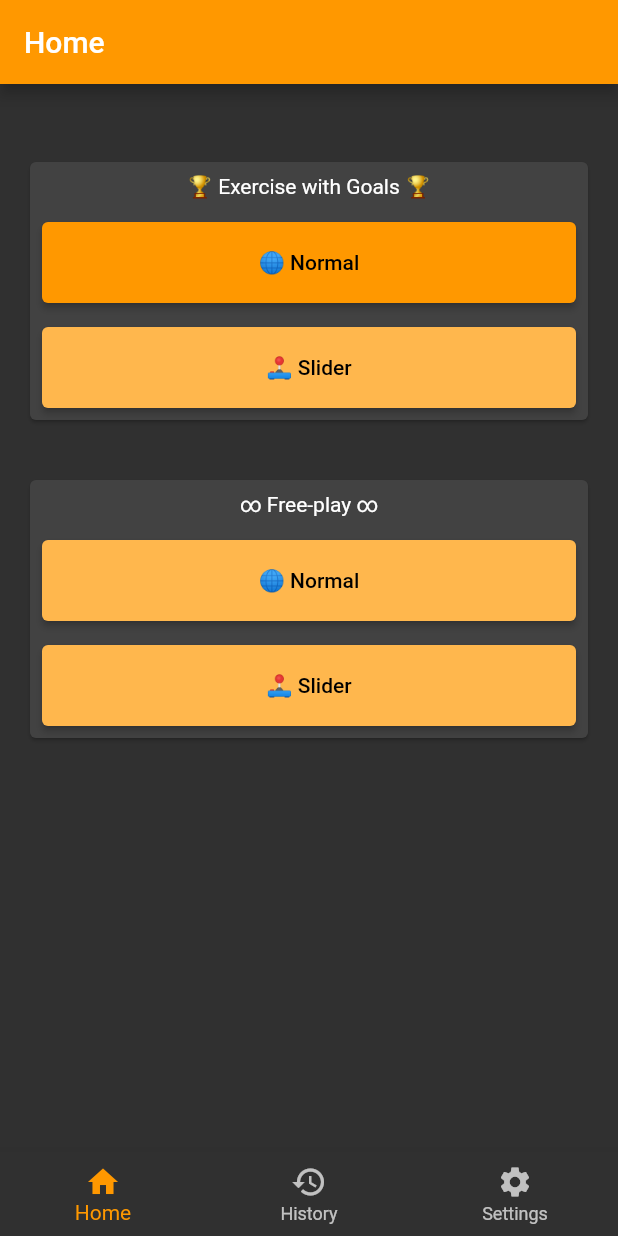
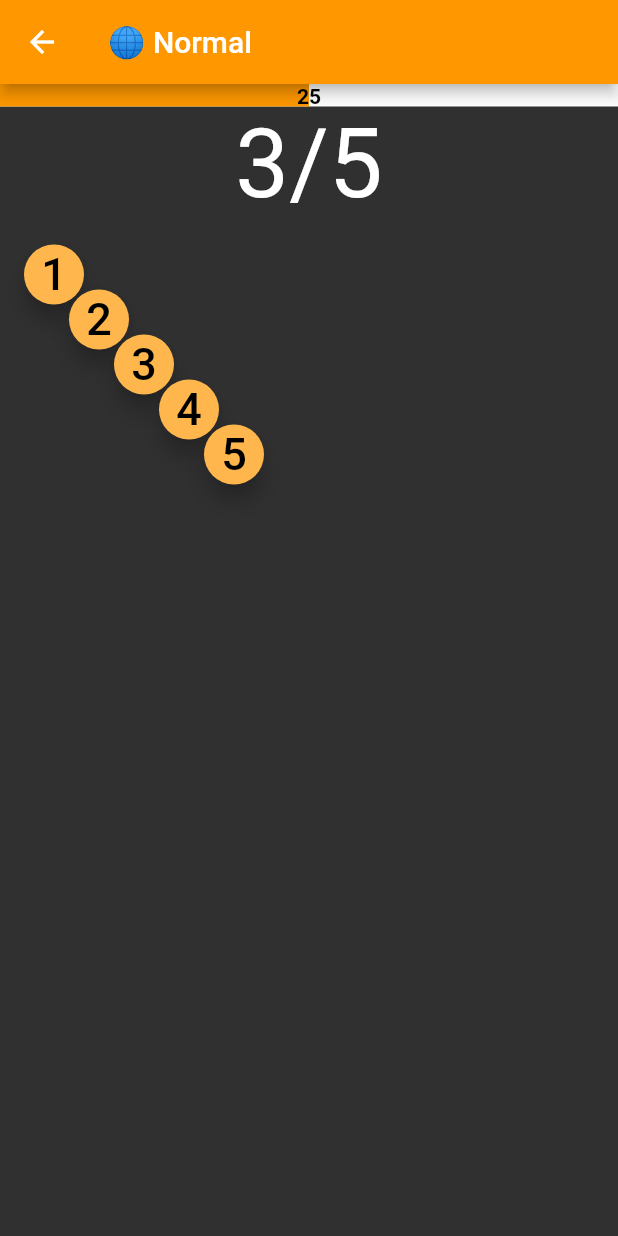
Before and after one commit to JohannesNicholas/stroke_rehab_flutter, a Flutter app: the screen it shows after launch, after a tap on "🌐 Normal", on a phone screen of 412 x 824 dp. Run offline on Flutter 3.47's test engine with Material 2 defaults, Android fonts, the phone set to English and light mode, and no system bars; our stand-ins replace cloud_firestore, firebase_core, image_picker, share_plus; accounts and stored records are empty.

Commit message:
Buttons now apear in game

```diff
--- a/lib/home_page.dart
+++ b/lib/home_page.dart
@@ -1,5 +1,7 @@
 import 'package:flutter/material.dart';
 import 'package:stroke_rehab/strings.dart';
+
+import 'normal_game.dart';
 
 class HomePage extends StatelessWidget {
   const HomePage({
@@ -31,7 +33,12 @@ class HomePage extends StatelessWidget {
                       child: Padding(
                         padding: const EdgeInsets.all(8.0),
                         child: ElevatedButton(
-                          onPressed: ((() {})),
+                          onPressed: ((() {
+                            Navigator.push(
+                                context,
+                                MaterialPageRoute(
+                                    builder: (context) => NormalGame()));
+                          })),
                           child: Text(
                             Strings.normalGameTitle,
                             style: TextStyle(color: Colors.black),
--- /dev/null
+++ b/lib/normal_game.dart
@@ -0,0 +1,109 @@
+import 'dart:async';
+
+import 'package:flutter/material.dart';
+import 'package:flutter/src/foundation/key.dart';
+import 'package:flutter/src/widgets/framework.dart';
+import 'package:stroke_rehab/record.dart';
+import 'package:stroke_rehab/strings.dart';
+
+class NormalGame extends StatefulWidget {
+  const NormalGame({Key? key}) : super(key: key);
+
+  @override
+  State<NormalGame> createState() => _NormalGameState();
+}
+
+class _NormalGameState extends State<NormalGame> {
+  List<NormalGameButtonData> buttons = [];
+
+  var numberOfButtons = 5;
+  var numberOfRounds = 5;
+  var randomOrder = true;
+  var highlightNextButton = true;
+  var buttonSize = 1;
+  var freePlay = false;
+  String documentID = "";
+  late Record recordData;
+  var nextNumber = 1;
+  var round = 0;
+  var timeLimit = 0;
+  Timer? timer;
+  String scoreText = "5/5";
+
+  @override
+  Widget build(BuildContext context) {
+    resetButtons();
+
+    return Scaffold(
+      appBar: AppBar(
+        title: Text(Strings.normalGameTitle),
+      ),
+      body: Column(
+        children: [
+          Stack(
+            children: [
+              LinearProgressIndicator(
+                value: 0.5,
+                minHeight: 15,
+              ),
+              Center(
+                child: Text(
+                  "25",
+                  style: TextStyle(
+                    fontWeight: FontWeight.bold,
+                    color: Colors.black,
+                  ),
+                ),
+              )
+            ],
+          ),
+          Text(
+            "3/5",
+            style: TextStyle(fontSize: 64),
+          ),
+          Expanded(
+            child: Padding(
+              padding: const EdgeInsets.all(16),
+              child: Stack(
+                children: buttons.map((button) {
+                  return Positioned(
+                      top: button.posY,
+                      left: button.posX,
+                      height: buttonSize * 40,
+                      width: buttonSize * 40,
+                      child: FloatingActionButton(
+                        child: Text(
+                          button.number.toString(),
+                          style: TextStyle(fontSize: 30),
+                        ),
+                        onPressed: (() {}),
+                        backgroundColor: button.highlighted
+                            ? Colors.orange
+                            : Colors.orange[300],
+                      ));
+                }).toList(),
+              ),
+            ),
+          )
+        ],
+      ),
+    );
+  }
+
+  void resetButtons() {
+    buttons = [];
+    for (var i = 0; i < numberOfButtons; i++) {
+      buttons.add(NormalGameButtonData(
+          i.toDouble() * 30, i.toDouble() * 30, i + 1, false));
+    }
+  }
+}
+
+class NormalGameButtonData {
+  double posX = 0;
+  double posY = 0;
+  int number = 1;
+  bool highlighted = false;
+
+  NormalGameButtonData(this.posX, this.posY, this.number, this.highlighted);
+}
```
